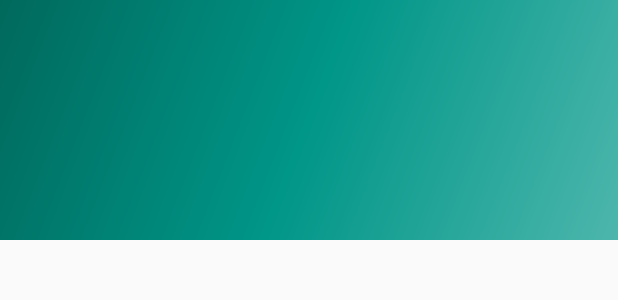
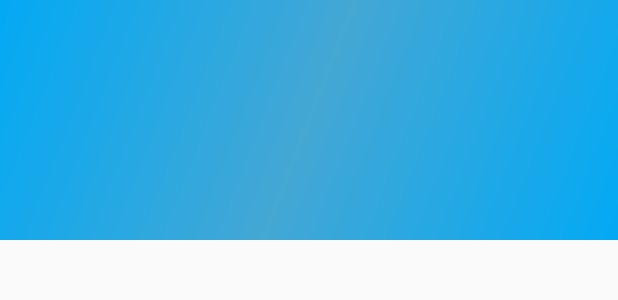
Before and after one commit to yangmingchuan/todoMaster, an Android app: the layout nav_header_main.xml on its own in the app's theme, with its tools: preview values and no code run, on a phone screen of 412 x 824 dp. Shown: the top 300 px of the screen. Run offline under Robolectric (Android 15) with nearby library versions, the phone set to English and light mode, and no system bars.

Commit message:
1.首页布局完善 2.style 样式的修改

```diff
--- a/app/src/main/AndroidManifest.xml
+++ b/app/src/main/AndroidManifest.xml
@@ -8,7 +8,7 @@
         android:label="@string/app_name"
         android:roundIcon="@mipmap/ic_launcher_round"
         android:supportsRtl="true"
-        android:theme="@style/AppTheme">
+        android:theme="@style/ThemeTitleTheme">
         <activity
             android:name=".MainActivity"
             android:label="@string/app_name">
--- a/app/src/main/java/cn/white/ymc/todomaster/MainActivity.kt
+++ b/app/src/main/java/cn/white/ymc/todomaster/MainActivity.kt
@@ -3,7 +3,6 @@ package cn.white.ymc.todomaster
 import android.os.Bundle
 import android.support.design.widget.BottomNavigationView
 import android.support.v7.app.AppCompatActivity
-import kotlinx.android.synthetic.main.activity_main.*
 
 /**
  * 首页
@@ -16,11 +15,9 @@ class MainActivity : AppCompatActivity() {
     private val mOnNavigationItemSelectedListener = BottomNavigationView.OnNavigationItemSelectedListener { item ->
         when (item.itemId) {
             R.id.navigation_home -> {
-                message.setText(R.string.title_home)
                 return@OnNavigationItemSelectedListener true
             }
             R.id.navigation_dashboard -> {
-                message.setText(R.string.title_dashboard)
                 return@OnNavigationItemSelectedListener true
             }
         }
@@ -30,6 +27,5 @@ class MainActivity : AppCompatActivity() {
     override fun onCreate(savedInstanceState: Bundle?) {
         super.onCreate(savedInstanceState)
         setContentView(R.layout.activity_main)
-        navigation.setOnNavigationItemSelectedListener(mOnNavigationItemSelectedListener)
     }
 }
--- a/app/src/main/res/drawable/side_nav_bar.xml
+++ b/app/src/main/res/drawable/side_nav_bar.xml
@@ -2,8 +2,8 @@
     android:shape="rectangle">
     <gradient
         android:angle="135"
-        android:centerColor="#009688"
-        android:endColor="#00695C"
-        android:startColor="#4DB6AC"
+        android:startColor="@color/theme"
+        android:centerColor="@color/theme_pressed"
+        android:endColor="@color/theme"
         android:type="linear" />
 </shape>
--- a/app/src/main/res/layout/nav_header_main.xml
+++ b/app/src/main/res/layout/nav_header_main.xml
@@ -7,9 +7,8 @@
 
     <ImageView
         android:id="@+id/iv_nav_header"
-        android:layout_width="96dp"
-        android:layout_height="96dp"
-        app:layout_constraintBottom_toTopOf="@id/tv_nav_header"
+        android:layout_width="@dimen/dp_75"
+        android:layout_height="@dimen/dp_75"
         app:layout_constraintEnd_toEndOf="parent"
         app:layout_constraintStart_toStartOf="parent"
         app:layout_constraintTop_toTopOf="parent" />
--- a/app/src/main/res/values/colors.xml
+++ b/app/src/main/res/values/colors.xml
@@ -3,4 +3,9 @@
     <color name="colorPrimary">#3F51B5</color>
     <color name="colorPrimaryDark">#303F9F</color>
     <color name="colorAccent">#FF4081</color>
+    <color name="theme">#03A9F4</color>
+    <color name="theme_pressed">#44a7d4</color>
+    <!--文字-->
+    <!--背景色-->
+    <color name="transparent">#00000000</color>
 </resources>
--- a/app/src/main/res/values/styles.xml
+++ b/app/src/main/res/values/styles.xml
@@ -8,4 +8,21 @@
         <item name="colorAccent">@color/colorAccent</item>
     </style>
 
+    <!--Theme Style-->
+    <style name="ThemeTitleTheme" parent="@style/Theme.AppCompat.Light.NoActionBar">
+        <!-- Customize your theme here. -->
+        <item name="colorAccent">@color/theme</item>
+        <item name="colorPrimaryDark">@color/theme</item>
+        <item name="colorPrimary">@color/theme</item>
+        <item name="android:background">@color/transparent</item>
+        <item name="android:textColor">@android:color/black</item>
+        <!--<item name="android:windowAnimationStyle">@style/windowAnimation</item>-->
+        <!--<item name="android:windowContentTransitions">true</item>-->
+        <item name="android:itemBackground">@android:color/white</item>
+        <item name="android:windowIsTranslucent">true</item>
+        <item name="android:windowDisablePreview">true</item>
+        <item name="windowActionBar">false</item>
+        <item name="windowNoTitle">true</item>
+    </style>
+
 </resources>
```
Also changed, not shown: app/src/main/res/layout/content_main.xml (+50 -3 lines), app/src/main/res/values/arrays.xml (added, +12 -0 lines).
